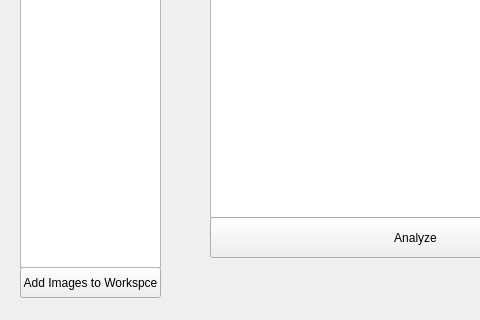
This is src/ColonyCounter/form.ui in Andrewmh71/colony-capstone as Qt 5 draws it before an edit; both pictures show x 0 to 480 and y 213 to 533 of the 1231 by 533 pixel window. The edited form follows.
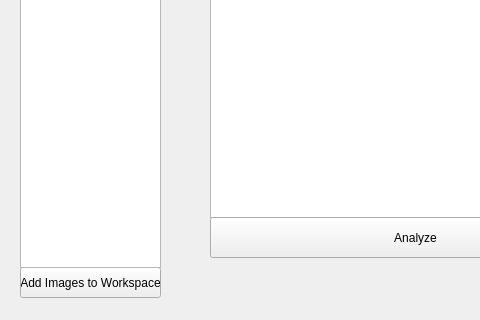
This is the edited form.

The edit to the form file:
```diff
--- a/src/ColonyCounter/form.ui
+++ b/src/ColonyCounter/form.ui
@@ -86,7 +86,7 @@
      </rect>
     </property>
     <property name="text">
-     <string>Add Images to Workspce</string>
+     <string>Add Images to Workspace</string>
     </property>
    </widget>
    <widget class="QListWidget" name="thumbnailWidget">
```
